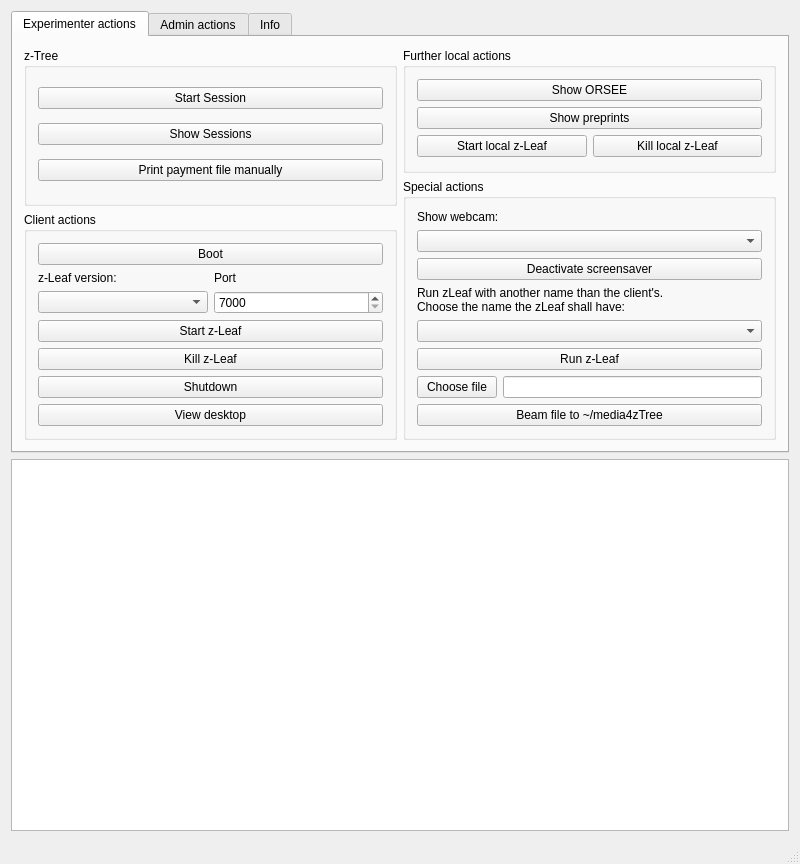
Before: the Qt Designer form src/mainwindow.ui in tobiaswee/Labcontrol, drawn with Qt 5.
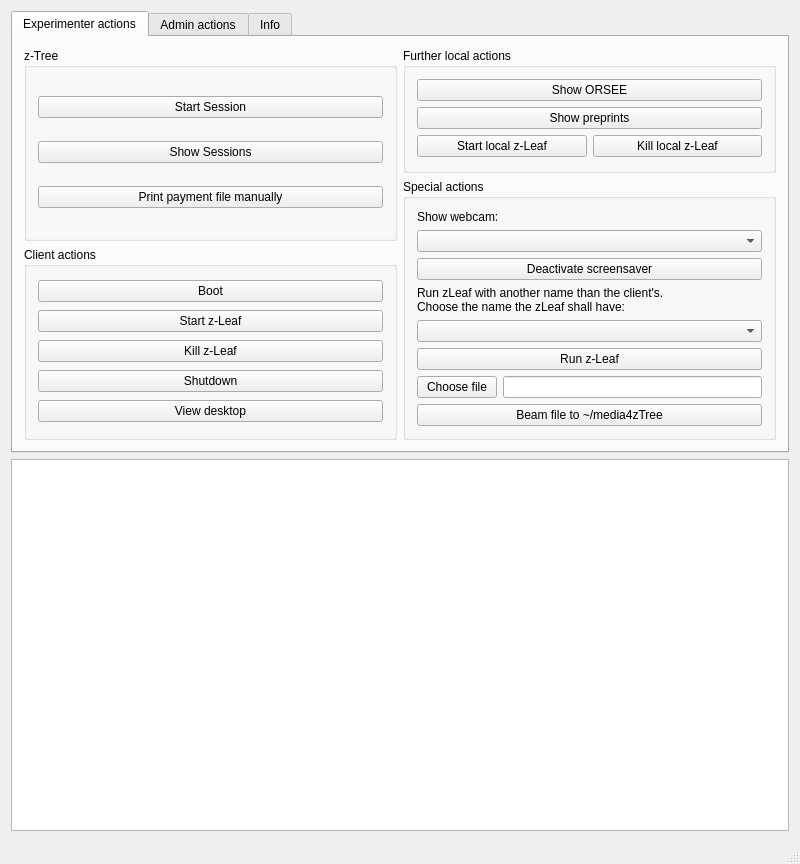
After: the same form once the commit is applied. Icons and pictures are not drawn.

Commit message: Start z-Leaves on clients with in 'lc::SessionStarter' made settings

```diff
--- a/src/mainwindow.ui
+++ b/src/mainwindow.ui
@@ -95,53 +95,6 @@
                </property>
               </widget>
              </item>
-             <item>
-              <layout class="QGridLayout" name="GLzLeafSettings">
-               <item row="0" column="0">
-                <widget class="QLabel" name="LzLeafVersion">
-                 <property name="toolTip">
-                  <string>The z-Leaf version which shall be used for the experiment.</string>
-                 </property>
-                 <property name="text">
-                  <string>z-Leaf version:</string>
-                 </property>
-                </widget>
-               </item>
-               <item row="1" column="0">
-                <widget class="QComboBox" name="CBzLeafVersion">
-                 <property name="toolTip">
-                  <string>The z-Leaf version which shall be used for the experiment.</string>
-                 </property>
-                </widget>
-               </item>
-               <item row="0" column="1">
-                <widget class="QLabel" name="LzLeafPort">
-                 <property name="toolTip">
-                  <string>&lt;html&gt;&lt;head/&gt;&lt;body&gt;&lt;p&gt;The port which will be used by started z-Leaf instances. Only matters if multiple experiments shall be run in parallel.&lt;/p&gt;&lt;/body&gt;&lt;/html&gt;</string>
-                 </property>
-                 <property name="text">
-                  <string>Port</string>
-                 </property>
-                </widget>
-               </item>
-               <item row="1" column="1">
-                <widget class="QSpinBox" name="SBzLeafPort">
-                 <property name="toolTip">
-                  <string>&lt;html&gt;&lt;head/&gt;&lt;body&gt;&lt;p&gt;The port which will be used by started z-Leaf instances. Only matters if multiple experiments shall be run in parallel.&lt;/p&gt;&lt;/body&gt;&lt;/html&gt;</string>
-                 </property>
-                 <property name="minimum">
-                  <number>7000</number>
-                 </property>
-                 <property name="maximum">
-                  <number>65535</number>
-                 </property>
-                 <property name="value">
-                  <number>7000</number>
-                 </property>
-                </widget>
-               </item>
-              </layout>
-             </item>
              <item>
               <widget class="QPushButton" name="PBStartzLeaf">
                <property name="toolTip">
```
The commit also changes 4 other files.
